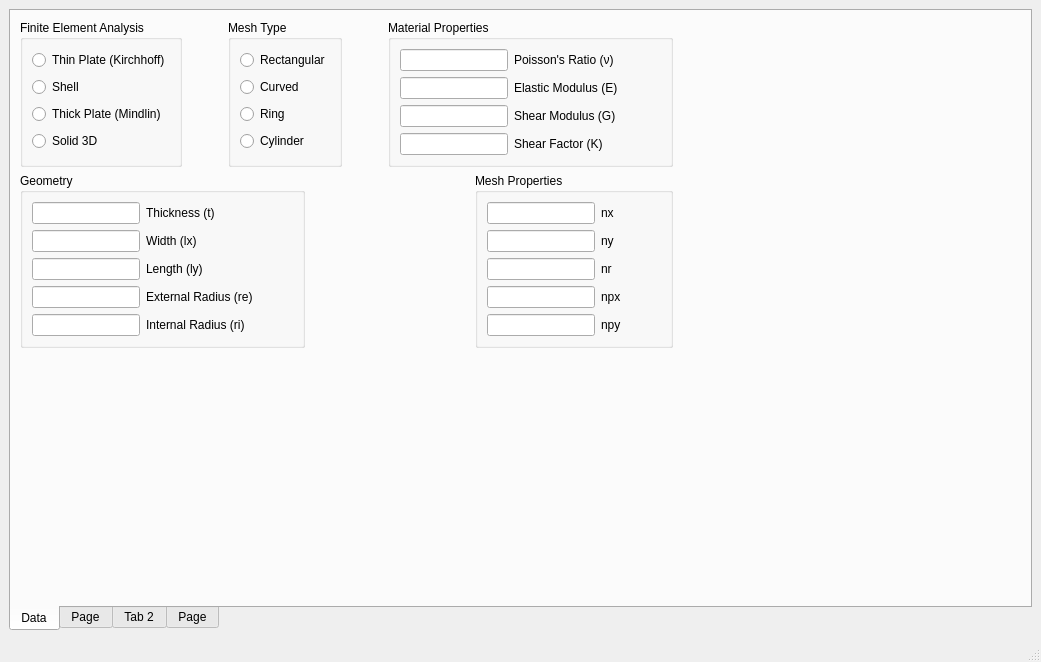
Qt form femshell.ui (IvanAssing/FEM-Shell) before a commit.
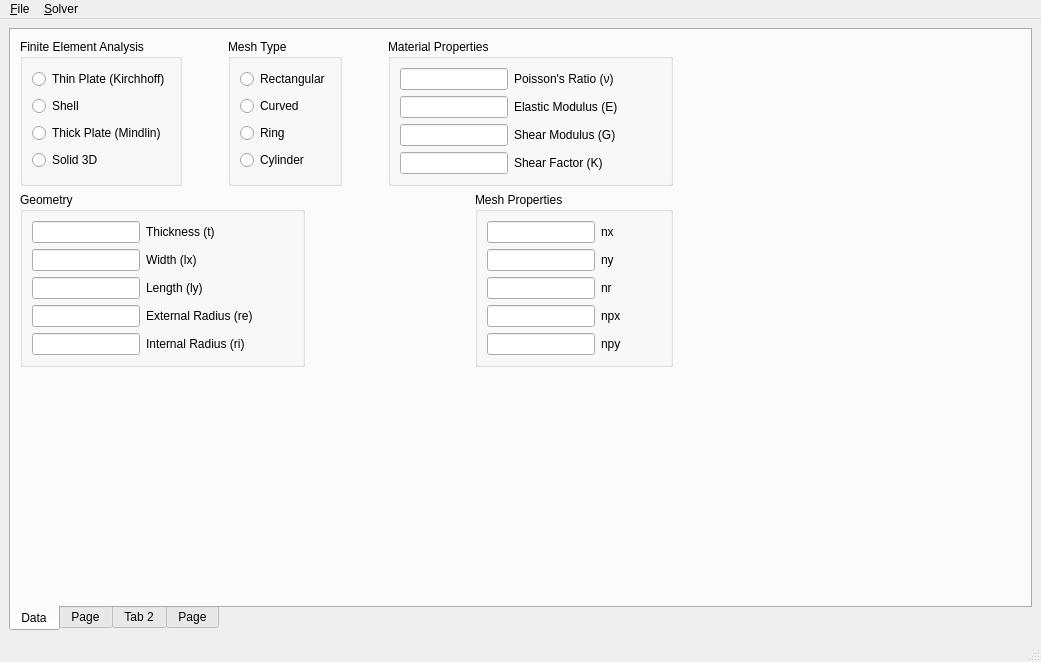
The same form after that commit. Custom widgets are drawn as their Qt base class.

Diff of the .ui file:
```diff
--- a/femshell.ui
+++ b/femshell.ui
@@ -1642,6 +1642,19 @@
      <height>20</height>
     </rect>
    </property>
+   <widget class="QMenu" name="menu_File">
+    <property name="title">
+     <string>&amp;File</string>
+    </property>
+   </widget>
+   <widget class="QMenu" name="menu_Solver">
+    <property name="title">
+     <string>&amp;Solver</string>
+    </property>
+    <addaction name="action_Genarate_Mesh"/>
+   </widget>
+   <addaction name="menu_File"/>
+   <addaction name="menu_Solver"/>
   </widget>
   <widget class="QStatusBar" name="statusbar"/>
  </widget>
```
Left out of the diff: 5 changed lines with no effect on the pictures.
